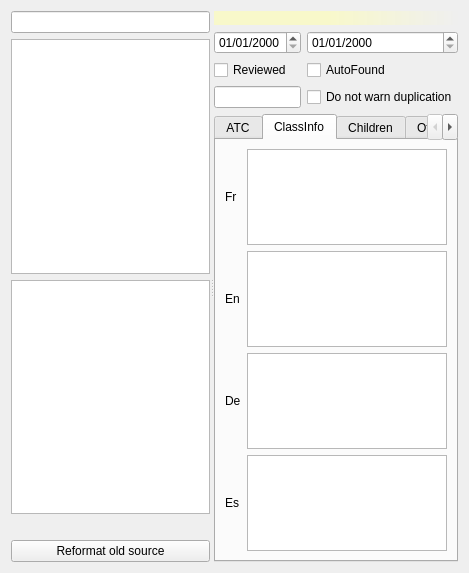
Before: the Qt Designer form freetoolbox/plugins/drugsdb/ddi/interactoreditorwidget.ui in FreeHealth/freehealth, drawn with Qt 5.
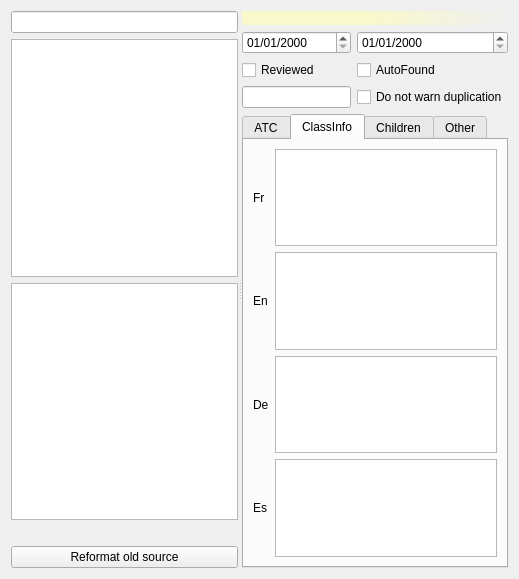
After: the same form once the commit is applied. The open tabs and pages were chosen to show the change. Custom widgets are drawn as their Qt base class.

Commit message: treemodel, correctly manages tabs when editing mol/class

What changed in the file:
```diff
--- a/freetoolbox/plugins/drugsdb/ddi/interactoreditorwidget.ui
+++ b/freetoolbox/plugins/drugsdb/ddi/interactoreditorwidget.ui
@@ -6,8 +6,8 @@
    <rect>
     <x>0</x>
     <y>0</y>
-    <width>469</width>
-    <height>573</height>
+    <width>519</width>
+    <height>579</height>
    </rect>
   </property>
   <property name="windowTitle">
```
Left out of the diff: 2 changed lines with no effect on the pictures. The commit also changes 1 other file.
